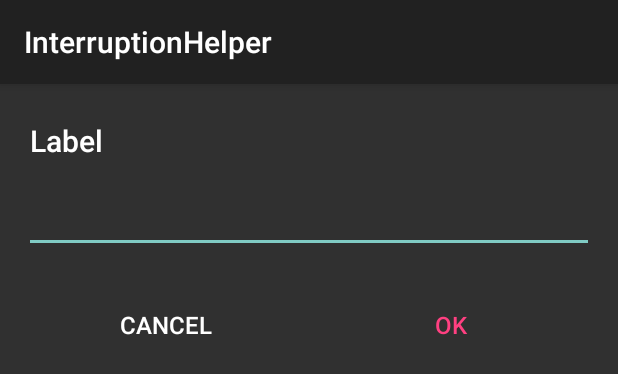
After one commit to lin199231/InterruptionsHelper, an Android app: the layout label_dialog.xml on its own in the app's theme, with its tools: preview values and no code run, on a phone screen of 412 x 824 dp. The commit adds this screen. Shown: the top 374 px of the screen. Run offline under Robolectric (Android 15) with nearby library versions, the phone set to English and light mode, and no system bars.

Commit message:
add interruption_fragment support layout

```diff
--- a/app/src/main/res/layout/interruption_clock.xml
+++ b/app/src/main/res/layout/interruption_clock.xml
@@ -48,7 +48,7 @@
         android:layout_width="match_parent"
         android:layout_height="match_parent"
         android:visibility="gone" >
-        <com.android.deskclock.widget.ActionableToastBar
+        <com.mk.interruptionhelper.widget.ActionableToastBar
             android:id="@+id/undo_bar"
             android:layout_width="match_parent"
             android:layout_height="64dip"
--- /dev/null
+++ b/app/src/main/res/layout/label_dialog.xml
@@ -0,0 +1,74 @@
+<?xml version="1.0" encoding="utf-8"?>
+
+<!--
+  ~ Copyright (C) 2012 The Android Open Source Project
+  ~
+  ~ Licensed under the Apache License, Version 2.0 (the "License");
+  ~ you may not use this file except in compliance with the License.
+  ~ You may obtain a copy of the License at
+  ~
+  ~      http://www.apache.org/licenses/LICENSE-2.0
+  ~
+  ~ Unless required by applicable law or agreed to in writing, software
+  ~ distributed under the License is distributed on an "AS IS" BASIS,
+  ~ WITHOUT WARRANTIES OR CONDITIONS OF ANY KIND, either express or implied.
+  ~ See the License for the specific language governing permissions and
+  ~ limitations under the License
+  -->
+
+<RelativeLayout xmlns:android="http://schemas.android.com/apk/res/android"
+    android:layout_width="match_parent"
+    android:layout_height="wrap_content">
+
+<TextView
+        android:id="@+id/title"
+        style="?android:attr/windowTitleStyle"
+        android:layout_marginTop="24dip"
+        android:layout_marginLeft="16dip"
+        android:layout_marginRight="16dip"
+        android:layout_width="match_parent"
+        android:layout_height="wrap_content"
+        android:paddingLeft="4dip"
+        android:text="@string/label" />
+
+    <EditText
+        android:id="@+id/labelBox"
+        style="@style/labelEditTextStyle"
+        android:layout_marginTop="16dip"
+        android:layout_marginBottom="24dip"
+        android:layout_marginLeft="16dip"
+        android:layout_marginRight="16dip"
+        android:layout_height="wrap_content"
+        android:layout_width="match_parent"
+        android:layout_below="@id/title" />
+
+    <LinearLayout
+        android:layout_height="wrap_content"
+        android:layout_width="match_parent"
+        android:layout_marginLeft="16dip"
+        android:layout_marginRight="16dip"
+        android:layout_marginBottom="16dip"
+        android:layout_below="@id/labelBox">
+
+        <Button
+            android:id="@+id/cancelButton"
+            style="?android:attr/borderlessButtonStyle"
+            android:layout_height="wrap_content"
+            android:layout_width="0dip"
+            android:layout_weight="1"
+            android:textSize="@dimen/dialog_button_font_size"
+            android:textColor="@color/clock_white"
+            android:text="@string/time_picker_cancel" />
+
+        <Button
+            android:id="@+id/setButton"
+            style="?android:attr/borderlessButtonStyle"
+            android:layout_height="wrap_content"
+            android:layout_width="0dip"
+            android:layout_weight="1"
+            android:textSize="@dimen/dialog_button_font_size"
+            android:textColor="@color/hot_pink"
+            android:text="@string/time_picker_set" />
+
+    </LinearLayout>
+</RelativeLayout>
```
Also changed, not shown: app/src/main/res/animator/fade_in.xml (added, +22 -0 lines), app/src/main/res/animator/fade_out.xml (added, +22 -0 lines), app/src/main/res/layout/actionable_toast_row.xml (added, +82 -0 lines), app/src/main/res/values/animation_constants.xml (added, +46 -0 lines).
